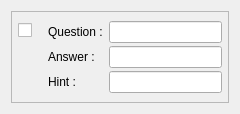
Old version of the form source/entryedit.ui in the repository etiennepellan/Lexicon.
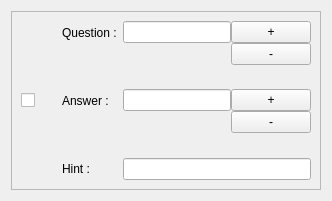
New version of the form.

Commit message: Added support for multiple questions and answers

The edit to the form file:
```diff
--- a/source/entryedit.ui
+++ b/source/entryedit.ui
@@ -6,8 +6,8 @@
    <rect>
     <x>0</x>
     <y>0</y>
-    <width>240</width>
-    <height>114</height>
+    <width>332</width>
+    <height>201</height>
    </rect>
   </property>
   <property name="sizePolicy">
@@ -29,35 +29,6 @@
       <enum>QFrame::Plain</enum>
      </property>
      <layout class="QGridLayout" name="gridLayout">
-      <property name="leftMargin">
-       <number>6</number>
-      </property>
-      <property name="topMargin">
-       <number>6</number>
-      </property>
-      <property name="rightMargin">
-       <number>6</number>
-      </property>
-      <property name="bottomMargin">
-       <number>6</number>
-      </property>
-      <property name="spacing">
-       <number>6</number>
-      </property>
-      <item row="0" column="1">
-       <layout class="QFormLayout" name="formLayout_2">
-        <property name="sizeConstraint">
-         <enum>QLayout::SetMaximumSize</enum>
-        </property>
-        <property name="fieldGrowthPolicy">
-         <enum>QFormLayout::ExpandingFieldsGrow</enum>
-        </property>
-        <property name="labelAlignment">
-         <set>Qt::AlignLeading|Qt::AlignLeft|Qt::AlignVCenter</set>
-        </property>
-        <property name="formAlignment">
-         <set>Qt::AlignLeading|Qt::AlignLeft|Qt::AlignVCenter</set>
-        </property>
         <item row="0" column="1">
          <layout class="QFormLayout" name="formLayout">
           <property name="fieldGrowthPolicy">
@@ -69,29 +40,29 @@
           <property name="verticalSpacing">
            <number>3</number>
           </property>
-          <item row="0" column="0">
+        <item row="1" column="0">
            <widget class="QLabel" name="questionLabel">
             <property name="text">
              <string>Question :</string>
             </property>
            </widget>
           </item>
-          <item row="1" column="0">
+        <item row="2" column="0">
            <widget class="QLabel" name="answerLabel">
             <property name="text">
              <string>Answer :</string>
             </property>
            </widget>
           </item>
-          <item row="2" column="0">
+        <item row="3" column="0">
            <widget class="QLabel" name="hintLabel">
             <property name="text">
              <string>Hint :</string>
             </property>
            </widget>
           </item>
-          <item row="0" column="1">
-           <widget class="QLineEdit" name="questionLineEdit">
+        <item row="3" column="1">
+         <widget class="QLineEdit" name="hintLineEdit">
             <property name="sizePolicy">
              <sizepolicy hsizetype="Expanding" vsizetype="Fixed">
               <horstretch>0</horstretch>
@@ -104,7 +75,11 @@
            </widget>
           </item>
           <item row="1" column="1">
-           <widget class="QLineEdit" name="answerLineEdit">
+         <layout class="QHBoxLayout" name="questionHLayout">
+          <item>
+           <layout class="QVBoxLayout" name="questionVLayout">
+            <item>
+             <widget class="QLineEdit" name="questionLineEdit1">
             <property name="sizePolicy">
              <sizepolicy hsizetype="Expanding" vsizetype="Fixed">
               <horstretch>0</horstretch>
@@ -115,9 +90,61 @@
              <bool>true</bool>
             </property>
            </widget>
+            </item>
+            <item>
+             <spacer name="verticalSpacer_2">
+              <property name="orientation">
+               <enum>Qt::Vertical</enum>
+              </property>
+              <property name="sizeHint" stdset="0">
+               <size>
+                <width>20</width>
+                <height>40</height>
+               </size>
+              </property>
+             </spacer>
+            </item>
+           </layout>
+          </item>
+          <item>
+           <layout class="QVBoxLayout" name="questionButtonLayout">
+            <item>
+             <widget class="QPushButton" name="addQuestionButton">
+              <property name="text">
+               <string>+</string>
+              </property>
+             </widget>
+            </item>
+            <item>
+             <widget class="QPushButton" name="removeQuestionButton">
+              <property name="text">
+               <string>-</string>
+              </property>
+             </widget>
+            </item>
+            <item>
+             <spacer name="questionButtonVSpacer">
+              <property name="orientation">
+               <enum>Qt::Vertical</enum>
+              </property>
+              <property name="sizeHint" stdset="0">
+               <size>
+                <width>20</width>
+                <height>40</height>
+               </size>
+              </property>
+             </spacer>
+            </item>
+           </layout>
+          </item>
+         </layout>
           </item>
           <item row="2" column="1">
-           <widget class="QLineEdit" name="hintLineEdit">
+         <layout class="QHBoxLayout" name="answerHLayout">
+          <item>
+           <layout class="QVBoxLayout" name="answerVLayout">
+            <item>
+             <widget class="QLineEdit" name="answerLineEdit1">
             <property name="sizePolicy">
              <sizepolicy hsizetype="Expanding" vsizetype="Fixed">
               <horstretch>0</horstretch>
@@ -128,6 +155,54 @@
              <bool>true</bool>
             </property>
            </widget>
+            </item>
+            <item>
+             <spacer name="verticalSpacer">
+              <property name="orientation">
+               <enum>Qt::Vertical</enum>
+              </property>
+              <property name="sizeHint" stdset="0">
+               <size>
+                <width>20</width>
+                <height>40</height>
+               </size>
+              </property>
+             </spacer>
+            </item>
+           </layout>
+          </item>
+          <item>
+           <layout class="QVBoxLayout" name="answerButtonLayout">
+            <item>
+             <widget class="QPushButton" name="addAnswerButton">
+              <property name="text">
+               <string>+</string>
+              </property>
+             </widget>
+            </item>
+            <item>
+             <widget class="QPushButton" name="removeAnswerButton">
+              <property name="text">
+               <string>-</string>
+              </property>
+             </widget>
+            </item>
+            <item>
+             <spacer name="answerButtonVSpacer">
+              <property name="orientation">
+               <enum>Qt::Vertical</enum>
+              </property>
+              <property name="sizeHint" stdset="0">
+               <size>
+                <width>20</width>
+                <height>40</height>
+               </size>
+              </property>
+             </spacer>
+            </item>
+           </layout>
+          </item>
+         </layout>
           </item>
          </layout>
         </item>
@@ -158,8 +233,6 @@
              </size>
             </property>
            </spacer>
-          </item>
-         </layout>
         </item>
        </layout>
       </item>
```
Lines whose indentation alone changed are shown as unchanged. The commit also changes 9 other files.
